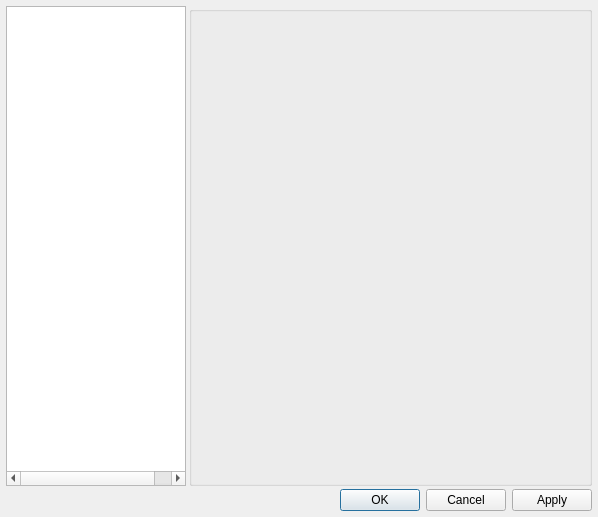
Before: the Qt Designer form src/widgets/windows/SettingsWindow.ui in KittyIM/Client, drawn with Qt 5.
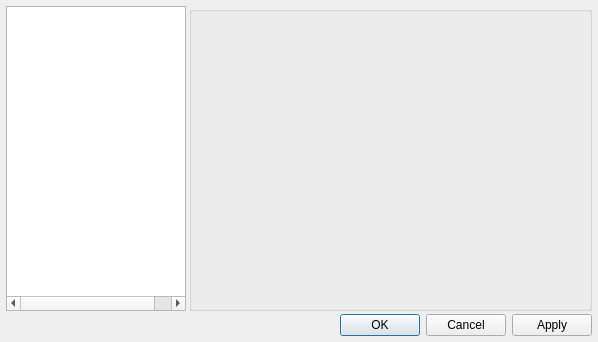
After: the same form once the commit is applied. Icons and pictures are not drawn.

Diff of the .ui file:
```diff
--- a/src/widgets/windows/SettingsWindow.ui
+++ b/src/widgets/windows/SettingsWindow.ui
@@ -7,7 +7,7 @@
     <x>0</x>
     <y>0</y>
     <width>598</width>
-    <height>517</height>
+    <height>342</height>
    </rect>
   </property>
   <property name="minimumSize">
```
Left out of the diff: 19 changed lines with no effect on the pictures.
